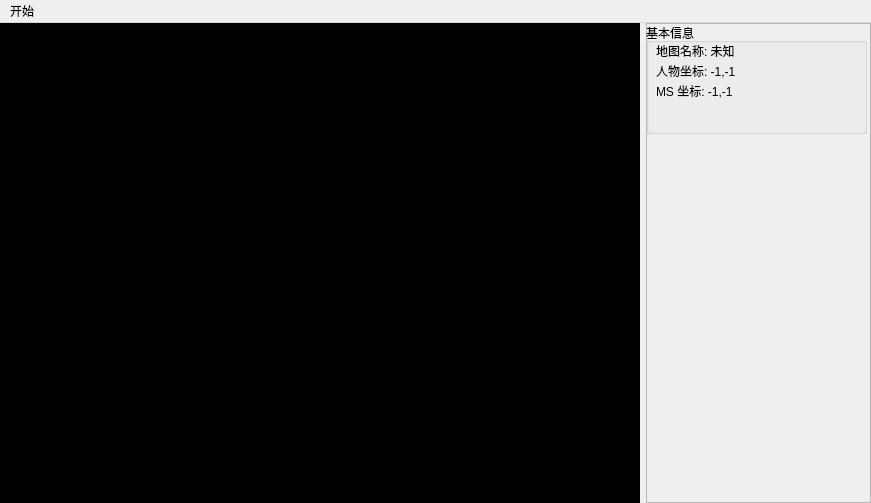
Before: the Qt Designer form MHXY/src/mainwindow.ui in freegodly/-XY_AUTO, drawn with Qt 5.
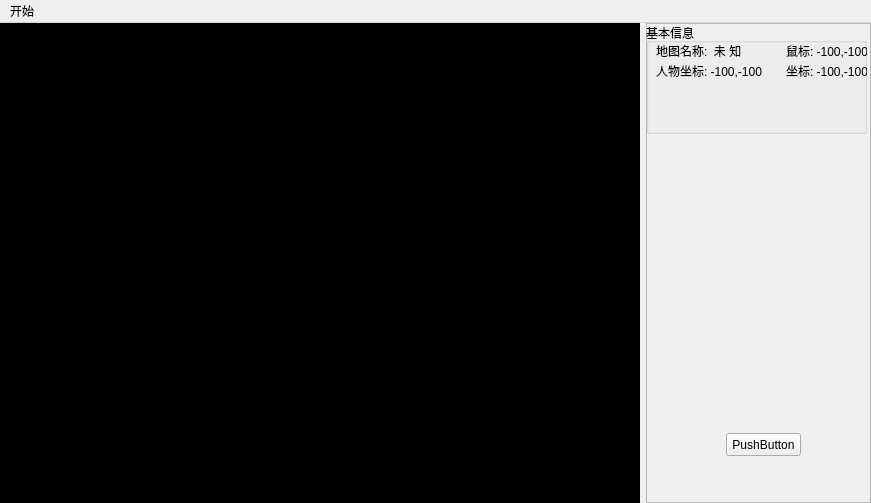
After: the same form once the commit is applied.

```diff
--- a/MHXY/src/mainwindow.ui
+++ b/MHXY/src/mainwindow.ui
@@ -118,12 +118,12 @@
            <rect>
             <x>10</x>
             <y>40</y>
-            <width>91</width>
+            <width>111</width>
             <height>16</height>
            </rect>
           </property>
           <property name="text">
-           <string>人物坐标: -1,-1</string>
+           <string>人物坐标: -100,-100</string>
           </property>
          </widget>
          <widget class="QLabel" name="label_2">
@@ -131,27 +131,53 @@
            <rect>
             <x>10</x>
             <y>20</y>
-            <width>101</width>
+            <width>111</width>
             <height>16</height>
            </rect>
           </property>
           <property name="text">
-           <string>地图名称: 未知</string>
+           <string>地图名称:  未 知</string>
           </property>
          </widget>
          <widget class="QLabel" name="label_3">
           <property name="geometry">
            <rect>
-            <x>10</x>
-            <y>60</y>
+            <x>140</x>
+            <y>40</y>
             <width>81</width>
             <height>16</height>
            </rect>
           </property>
           <property name="text">
-           <string>MS 坐标: -1,-1</string>
+           <string>坐标: -100,-100</string>
           </property>
          </widget>
+         <widget class="QLabel" name="l_MousePoint">
+          <property name="geometry">
+           <rect>
+            <x>140</x>
+            <y>20</y>
+            <width>81</width>
+            <height>16</height>
+           </rect>
+          </property>
+          <property name="text">
+           <string>鼠标: -100,-100</string>
+          </property>
+         </widget>
+        </widget>
+        <widget class="QPushButton" name="pushButton_Test">
+         <property name="geometry">
+          <rect>
+           <x>80</x>
+           <y>410</y>
+           <width>75</width>
+           <height>23</height>
+          </rect>
+         </property>
+         <property name="text">
+          <string>PushButton</string>
+         </property>
         </widget>
        </widget>
       </item>
```
Left out of the diff: 33 changed lines with no effect on the pictures.
